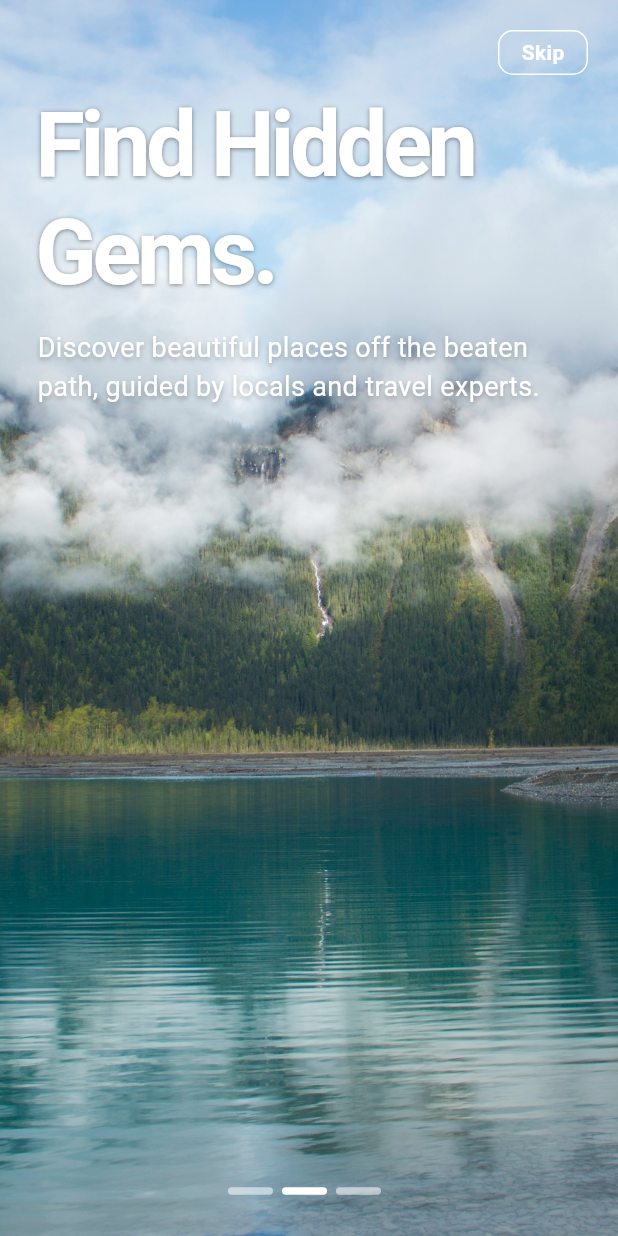
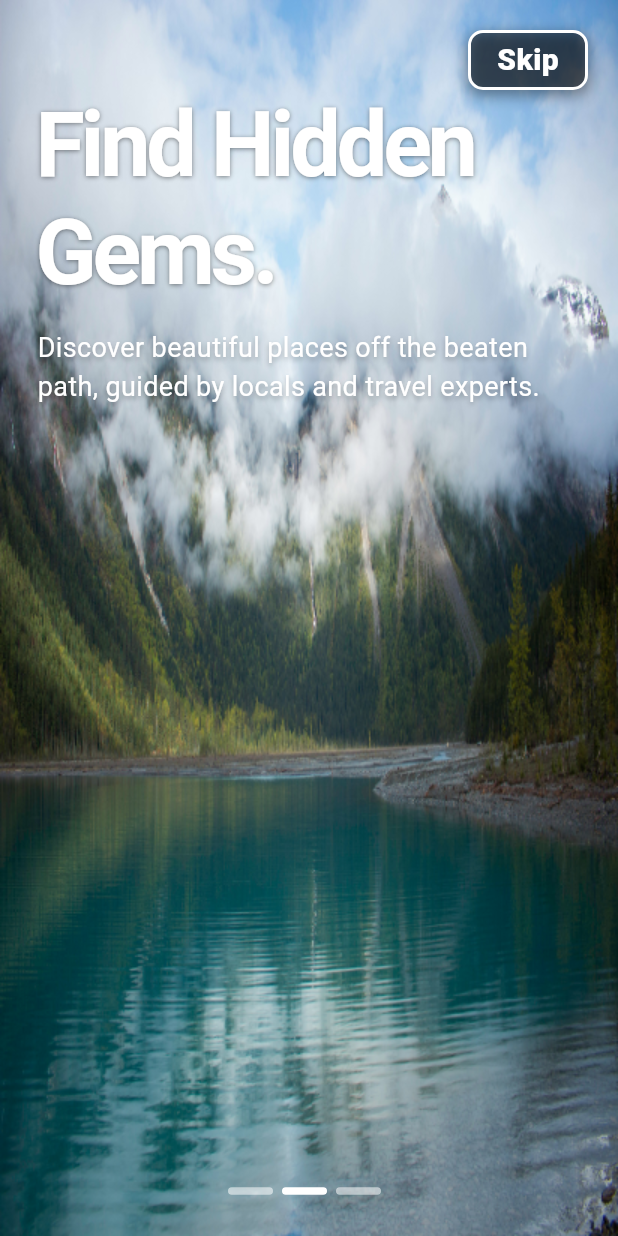
Before and after one commit to IBRHMHMDY/travel_app_ui, a Flutter app: the screen it shows after launch, swiped to page 2, on a phone screen of 412 x 824 dp. Run offline on Flutter 3.47's test engine with Material 3 defaults, Android fonts, the phone set to English and light mode, and no system bars.

Commit message:
Finish Project

```diff
--- a/lib/features/onboarding/screens/onboarding_screen.dart
+++ b/lib/features/onboarding/screens/onboarding_screen.dart
@@ -14,6 +14,7 @@ class OnboardingScreen extends StatefulWidget {
 class _OnboardingScreenState extends State<OnboardingScreen> {
   int selectedIndex = 0;
 
+
   Widget dotIndicator(int index) {
     return AnimatedContainer(
       duration: Duration(milliseconds: 400),
@@ -26,6 +27,7 @@ class _OnboardingScreenState extends State<OnboardingScreen> {
       ),
     );
   }
+
 
   @override
   Widget build(BuildContext context) {
@@ -42,7 +44,12 @@ class _OnboardingScreenState extends State<OnboardingScreen> {
                 });
               },
               itemBuilder: (context, index) {
-                return Image.asset(onboarding[index].image, fit: BoxFit.cover);
+                return Image.asset(
+                  onboarding[index].image,
+                  cacheWidth: MediaQuery.of(context).size.width.toInt(),
+                  cacheHeight: MediaQuery.of(context).size.height.toInt(),
+                  fit: BoxFit.cover,
+                );
               },
             ),
             ?lastIndex != selectedIndex
--- a/lib/features/onboarding/widgets/skip_button.dart
+++ b/lib/features/onboarding/widgets/skip_button.dart
@@ -4,6 +4,7 @@ import 'package:travel_app_ui/routes/app_routes.dart';
 
 class SkipButton extends StatelessWidget {
   const SkipButton({super.key, required this.selectedIndex});
+
 
   final int selectedIndex;
 
@@ -18,20 +19,28 @@ class SkipButton extends StatelessWidget {
           child: Visibility(
             visible: onboarding.length != selectedIndex ? true : false,
             child: Container(
-              width: 60,
-              height: 30,
+              width: 80,
+              height: 40,
               decoration: BoxDecoration(
-                color: Colors.transparent,
-                border: Border.all(color: Colors.white),
+                color: Colors.black45,
+                border: Border.all(color: Colors.white, width: 2),
                 borderRadius: BorderRadius.circular(10),
+                boxShadow: [
+                  BoxShadow(
+                    color: Colors.black38,
+                    blurRadius: 7,
+                    spreadRadius: 1,
+                    offset: Offset(0, 3),
+                  ),
+                ],
               ),
               child: Center(
                 child: Text(
                   "Skip",
                   style: TextStyle(
                     color: Colors.white,
-                    fontSize: 14,
-                    fontWeight: FontWeight.bold,
+                    fontSize: 20,
+                    fontWeight: FontWeight.w800,
                   ),
                 ),
               ),
```
